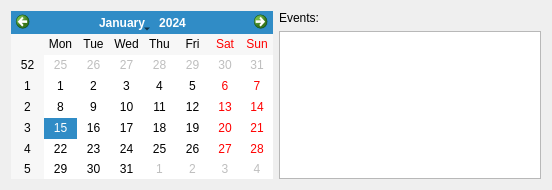
Old version of the form CalendarWidget.ui in the repository dst/dontforget.
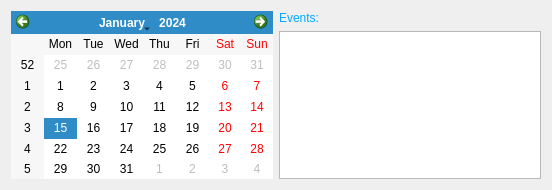
New version of the form.

Commit message: nice blue color in ui

What changed in the file:
```diff
--- a/CalendarWidget.ui
+++ b/CalendarWidget.ui
@@ -21,6 +21,9 @@
     <layout class="QVBoxLayout" name="verticalLayout">
      <item>
       <widget class="QLabel" name="label">
+       <property name="styleSheet">
+        <string notr="true">color: rgb(0, 170, 255)</string>
+       </property>
        <property name="text">
         <string>Events:</string>
        </property>
```
The commit also changes 1 other file.
